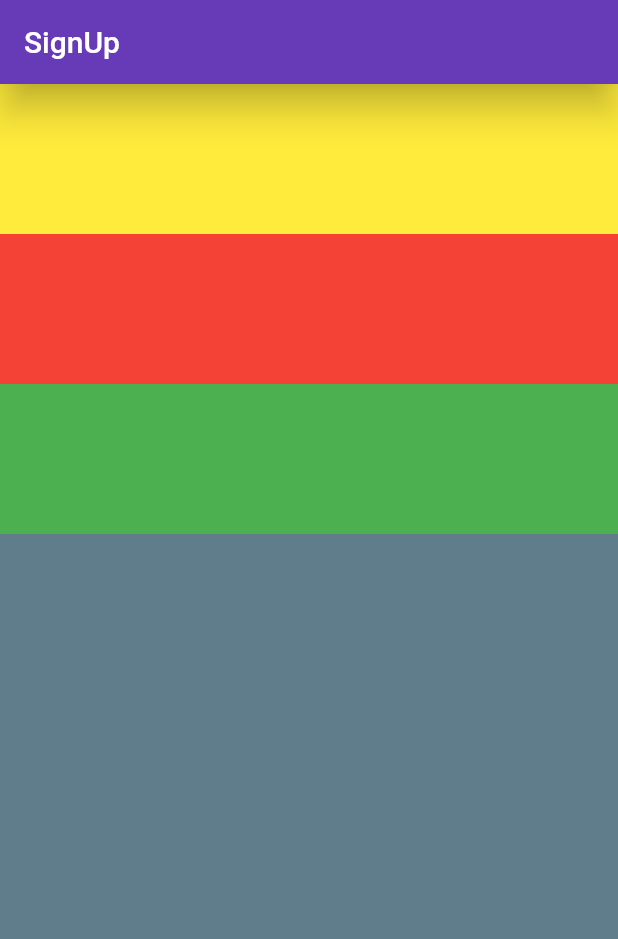
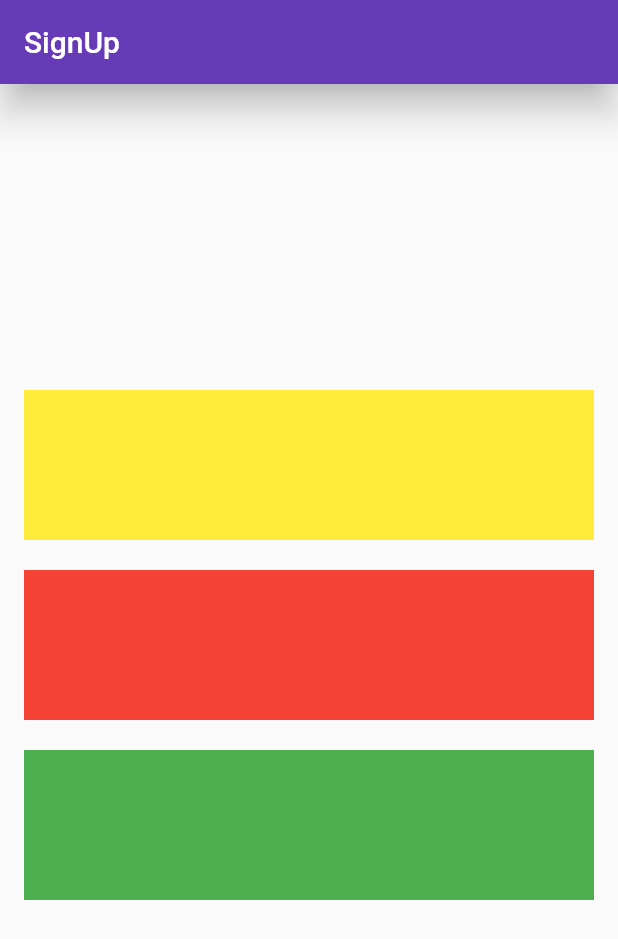
Before and after one commit to shardhayv/SignUpPageFlutter, a Flutter app: the screen it shows after launch, on a phone screen of 412 x 824 dp. Shown: the top 939 px of the screen. Run offline on Flutter 3.47's test engine with Material 2 defaults, Android fonts, the phone set to English and light mode, and no system bars.

Commit message:
playing done with box layout

```diff
--- a/lib/app/sign_in/sign_in_page.dart
+++ b/lib/app/sign_in/sign_in_page.dart
@@ -15,9 +15,10 @@ class SignInPage extends StatelessWidget {
   }
 
   Widget _buildContent() {
-    return Container(
-      color: Colors.blueGrey,
+    return Padding(
+      padding: const EdgeInsets.all(16.0),
       child: Column(
+        mainAxisAlignment: MainAxisAlignment.center,
         crossAxisAlignment: CrossAxisAlignment.stretch,
         children: <Widget>[
           Container(
@@ -27,12 +28,18 @@ class SignInPage extends StatelessWidget {
               height: 100,
             ),
           ),
+          const SizedBox(
+            height: 20,
+          ),
           Container(
             color: Colors.red,
             child: const SizedBox(
               // width: 200,
               height: 100,
             ),
+          ),
+          const SizedBox(
+            height: 20,
           ),
           Container(
             color: Colors.green,
@@ -41,6 +48,9 @@ class SignInPage extends StatelessWidget {
               height: 100,
             ),
           ),
+          const SizedBox(
+            height: 20,
+          ),
         ],
       ),
     );
```
